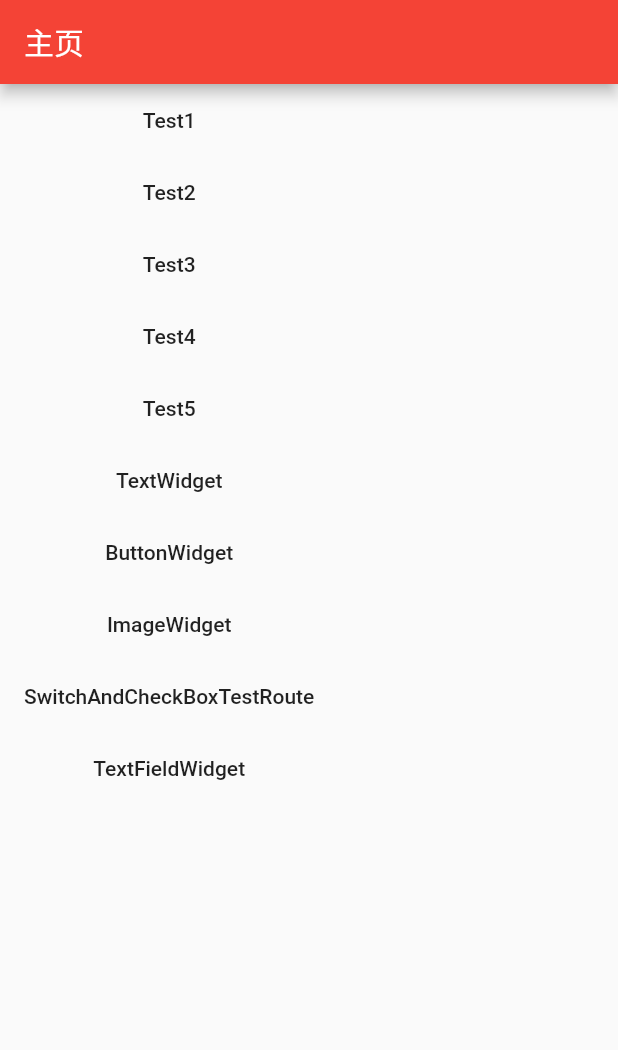
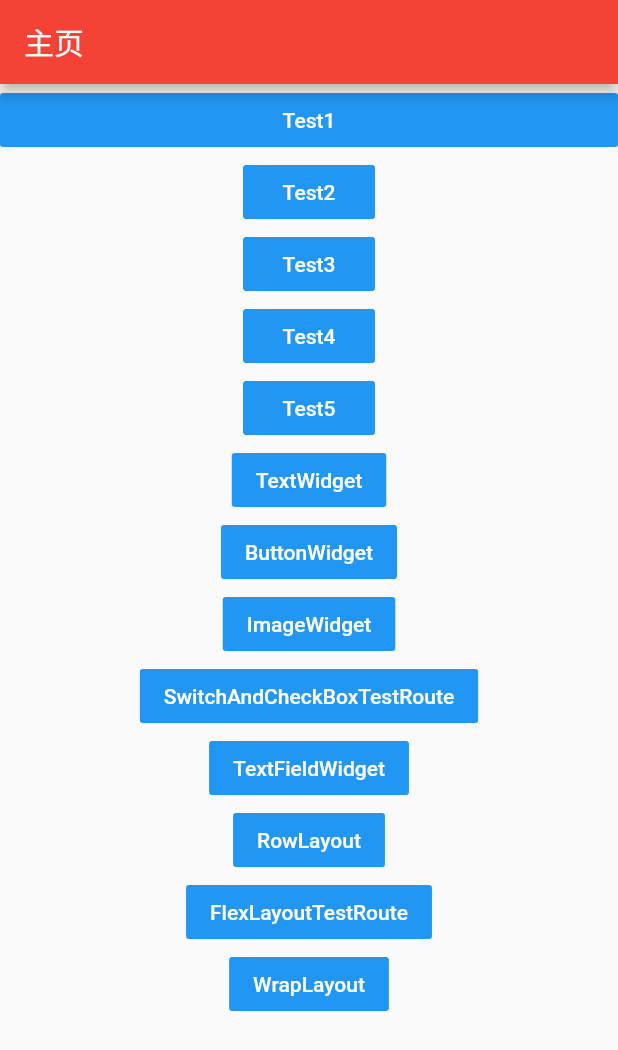
Before and after one commit to iot-mcy/flutter_app, a Flutter app: the screen it shows after launch, on a phone screen of 412 x 824 dp. Shown: the top 1050 px of the screen. Run offline on Flutter 3.47's test engine with Material 2 defaults, Android fonts, the phone set to English and light mode, and no system bars.

Commit message:
更新代码

```diff
--- a/lib/app.dart
+++ b/lib/app.dart
@@ -8,10 +8,14 @@ import 'package:flutter_app/Test5.dart';
 import 'package:flutter_app/demos.dart';
 import 'package:flutter_app/test1.dart';
 import 'package:flutter_app/widget/Button.dart';
+import 'package:flutter_app/widget/FlexLayoutTestRoute.dart';
 import 'package:flutter_app/widget/ImageWidget.dart';
 import 'package:flutter_app/widget/SwitchAndCheckBoxTestRoute.dart';
 import 'package:flutter_app/widget/TextFieldWidget.dart';
 import 'package:flutter_app/widget/TextWidget.dart';
+import 'package:flutter_app/widget/WrapLayout.dart';
+
+import 'RowLayout.dart';
 
 class GalleryApp extends StatelessWidget {
   const GalleryApp({Key key}) : super(key: key);
@@ -52,61 +56,111 @@ class Home extends StatelessWidget {
         ),
         body: SingleChildScrollView(
           child: Column(
+            mainAxisSize: MainAxisSize.max,
+            mainAxisAlignment: MainAxisAlignment.start,
+            crossAxisAlignment: CrossAxisAlignment.center,
+            verticalDirection: VerticalDirection.down,
             children: <Widget>[
+              Row(
+                children: <Widget>[
+                  Expanded(
+                      child: new FlatButton(
+                          child: new Text("Test1"),
+                          color: Colors.blue,
+                          textColor: Colors.white,
+                          onPressed: () {
+//                Navigator.pushNamed(context, Test1.routeName);
+                            _onNavigator(context, Test1.routeName);
+                          }))
+                ],
+              ),
               new FlatButton(
-                  child: new Text("Test1"),
-                  onPressed: () {
-//                Navigator.pushNamed(context, Test1.routeName);
-                    _onNavigator(context, Test1.routeName);
-                  }),
-              new  FlatButton(
                   child: new Text("Test2"),
+                  color: Colors.blue,
+                  textColor: Colors.white,
                   onPressed: () {
 //                Navigator.pushNamed(context, Test2.routeName);
                     _onNavigator(context, Test2.routeName);
                   }),
-              new  FlatButton(
+              new FlatButton(
                   child: new Text("Test3"),
+                  color: Colors.blue,
+                  textColor: Colors.white,
                   onPressed: () {
 //                Navigator.pushNamed(context, Test2.routeName);
                     _onNavigator(context, Test3.routeName);
                   }),
-              new  FlatButton(
+              new FlatButton(
                   child: new Text("Test4"),
+                  color: Colors.blue,
+                  textColor: Colors.white,
                   onPressed: () {
 //                Navigator.pushNamed(context, Test2.routeName);
                     _onNavigator(context, Test4.routeName);
                   }),
-              new  FlatButton(
+              new FlatButton(
                   child: new Text("Test5"),
+                  color: Colors.blue,
+                  textColor: Colors.white,
                   onPressed: () {
 //                Navigator.pushNamed(context, Test2.routeName);
                     _onNavigator(context, ParentWidget.routeName);
                   }),
-              new  FlatButton(
+              new FlatButton(
                   child: new Text("TextWidget"),
+                  color: Colors.blue,
+                  textColor: Colors.white,
                   onPressed: () {
                     _onNavigator(context, TextWidget.routeName);
                   }),
-              new  FlatButton(
+              new FlatButton(
                   child: new Text("ButtonWidget"),
+                  color: Colors.blue,
+                  textColor: Colors.white,
                   onPressed: () {
                     _onNavigator(context, ButtonWidget.routeName);
                   }),
-              new  FlatButton(
+              new FlatButton(
                   child: new Text("ImageWidget"),
+                  color: Colors.blue,
+                  textColor: Colors.white,
                   onPressed: () {
                     _onNavigator(context, ImageWidget.routeName);
                   }),
-              new  FlatButton(
+              new FlatButton(
                   child: new Text("SwitchAndCheckBoxTestRoute"),
+                  color: Colors.blue,
+                  textColor: Colors.white,
                   onPressed: () {
                     _onNavigator(context, SwitchAndCheckBoxTestRoute.routeName);
                   }),
-              new  FlatButton(
+              new FlatButton(
                   child: new Text("TextFieldWidget"),
+                  color: Colors.blue,
+                  textColor: Colors.white,
                   onPressed: () {
                     _onNavigator(context, TextFieldWidget.routeName);
+                  }),
+              new FlatButton(
+                  child: new Text("RowLayout"),
+                  color: Colors.blue,
+                  textColor: Colors.white,
+                  onPressed: () {
+                    _onNavigator(context, RowLayout.routeName);
+                  }),
+              new FlatButton(
+                  child: new Text("FlexLayoutTestRoute"),
+                  color: Colors.blue,
+                  textColor: Colors.white,
+                  onPressed: () {
+                    _onNavigator(context, FlexLayoutTestRoute.routeName);
+                  }),
+              new FlatButton(
+                  child: new Text("WrapLayout"),
+                  color: Colors.blue,
+                  textColor: Colors.white,
+                  onPressed: () {
+                    _onNavigator(context, WrapLayout.routeName);
                   }),
             ],
           ),
--- a/lib/demos.dart
+++ b/lib/demos.dart
@@ -5,10 +5,14 @@ import 'package:flutter_app/Test4.dart';
 import 'package:flutter_app/Test5.dart';
 import 'package:flutter_app/test1.dart';
 import 'package:flutter_app/widget/Button.dart';
+import 'package:flutter_app/widget/FlexLayoutTestRoute.dart';
 import 'package:flutter_app/widget/ImageWidget.dart';
 import 'package:flutter_app/widget/SwitchAndCheckBoxTestRoute.dart';
 import 'package:flutter_app/widget/TextFieldWidget.dart';
 import 'package:flutter_app/widget/TextWidget.dart';
+import 'package:flutter_app/widget/WrapLayout.dart';
+
+import 'RowLayout.dart';
 
 class GalleryDemo {
   const GalleryDemo({
@@ -66,11 +70,24 @@ List<GalleryDemo> _buildGalleryDemos() {
     GalleryDemo(
         title: "SwitchAndCheckBoxTestRoute",
         routeName: SwitchAndCheckBoxTestRoute.routeName,
-        builderRoute: (BuildContext context) => const SwitchAndCheckBoxTestRoute()),
+        builderRoute: (BuildContext context) =>
+            const SwitchAndCheckBoxTestRoute()),
     GalleryDemo(
         title: "TextFieldWidget",
         routeName: TextFieldWidget.routeName,
         builderRoute: (BuildContext context) => const TextFieldWidget()),
+    GalleryDemo(
+        title: "RowLayout",
+        routeName: RowLayout.routeName,
+        builderRoute: (BuildContext context) => const RowLayout()),
+    GalleryDemo(
+        title: "FlexLayoutTestRoute",
+        routeName: FlexLayoutTestRoute.routeName,
+        builderRoute: (BuildContext context) => const FlexLayoutTestRoute()),
+    GalleryDemo(
+        title: "WrapLayout",
+        routeName: WrapLayout.routeName,
+        builderRoute: (BuildContext context) => const WrapLayout()),
   ];
   return galleryDemos;
 }
--- a/lib/main.dart
+++ b/lib/main.dart
@@ -1,9 +1,5 @@
 import 'package:flutter/material.dart';
-import 'package:flutter_app/Test2.dart';
-import 'package:flutter_app/Test3.dart';
-import 'package:flutter_app/Test4.dart';
 import 'package:flutter_app/app.dart';
-import 'package:flutter_app/test1.dart';
 
 void main() {
   runApp(GalleryApp());
```
Also changed, not shown: lib/RowLayout.dart (added, +55 -0 lines), lib/widget/FlexLayoutTestRoute.dart (added, +66 -0 lines), lib/widget/WrapLayout.dart (added, +47 -0 lines).
